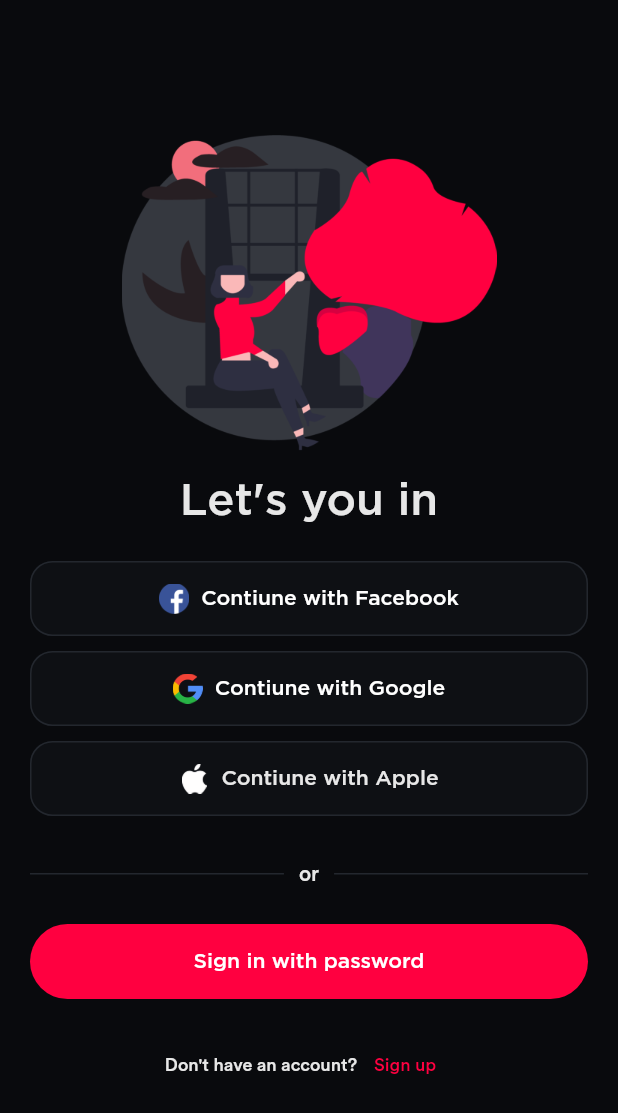
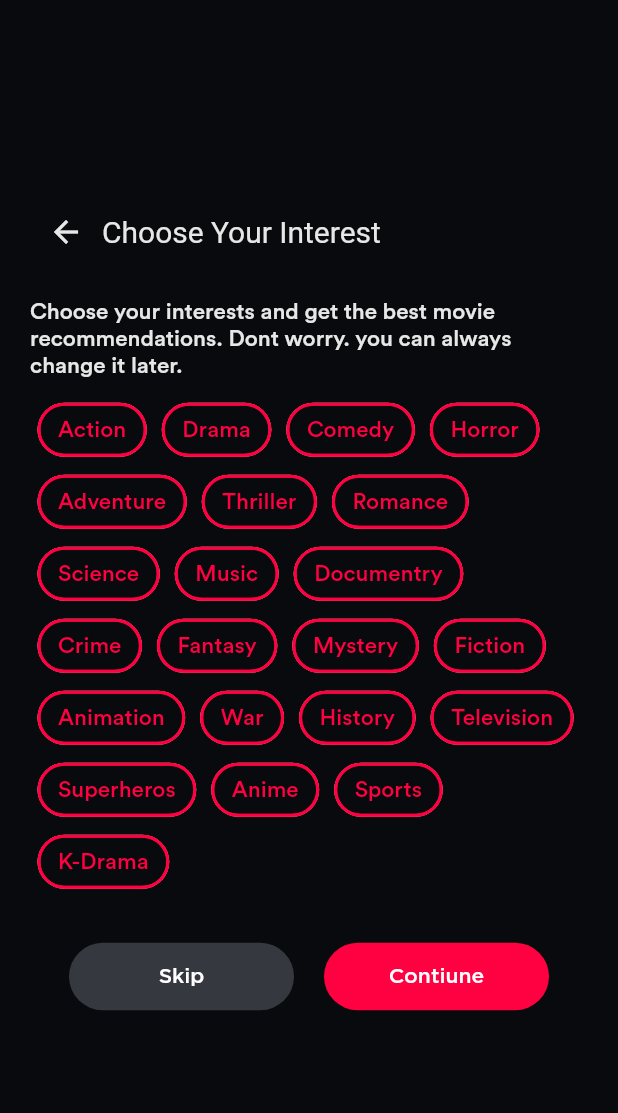
Before and after one commit to IEEE-AAST-Alexandria-Student-Branch/IEEE-MovieApp-Mobile, a Flutter app: the screen it shows after launch, after a tap on "Sign in with password", on a phone screen of 412 x 824 dp. Shown: the top 1113 px of the screen. Run offline on Flutter 3.47's test engine with Material 2 defaults, Android fonts, the phone set to English and light mode, and no system bars; Roboto replaces fonts that are missing (GTAmerica).

Commit message:
Version 0.0.2

```diff
--- a/lib/Constants/colors.dart
+++ b/lib/Constants/colors.dart
@@ -8,5 +8,6 @@
 const fieldColor = Color(0xFF0E1014);
 const higlightedFieldColor = Color(0xFF26181E);
 const fieldTxtColor = Color.fromARGB(120, 231, 231, 231);
+const secButton = Color(0xFF35383F);
 
 const borderColor = Color(0xFF23272E);
--- a/lib/Constants/themes.dart
+++ b/lib/Constants/themes.dart
@@ -27,3 +27,10 @@
       borderSide: const BorderSide(width: 3, color: secondaryColor),
       borderRadius: BorderRadius.circular(15),
     ));
+
+var chipButtonTheme = const ChipThemeData(
+  side: BorderSide(width: 2, color: secondaryColor),
+  labelStyle: TextStyle(fontFamily: small, fontSize: 15),
+  backgroundColor: primaryColor,
+  selectedColor: secondaryColor,
+);
--- /dev/null
+++ b/lib/Pages/Intrests/InterestsWidgets/skip_cont_buttons.dart
@@ -0,0 +1,51 @@
+import 'package:flutter/material.dart';
+
+import '../../../Constants/colors.dart';
+import '../../../Constants/fonts.dart';
+
+class SkipContButtons extends StatelessWidget {
+  const SkipContButtons({super.key});
+
+  final double buttonHeight = 45;
+  final double buttonWidth = 150;
+  final double buttonGap = 20;
+
+  @override
+  Widget build(BuildContext context) {
+    return Row(
+      mainAxisAlignment: MainAxisAlignment.center,
+      children: [
+        SizedBox(
+          height: buttonHeight,
+          width: buttonWidth,
+          child: ElevatedButton(
+              style: ElevatedButton.styleFrom(
+                  elevation: 0,
+                  backgroundColor: secButton,
+                  shape: const RoundedRectangleBorder(
+                    borderRadius: BorderRadius.all(Radius.circular(25)),
+                  )),
+              onPressed: () {},
+              child: const Text("Skip", style: TextStyle(fontFamily: medium))),
+        ),
+        SizedBox(
+          width: buttonGap,
+        ),
+        SizedBox(
+          height: buttonHeight,
+          width: buttonWidth,
+          child: ElevatedButton(
+              style: ElevatedButton.styleFrom(
+                  elevation: 0,
+                  backgroundColor: secondaryColor,
+                  shape: const RoundedRectangleBorder(
+                    borderRadius: BorderRadius.all(Radius.circular(25)),
+                  )),
+              onPressed: () {},
+              child:
+                  const Text("Contiune", style: TextStyle(fontFamily: medium))),
+        ),
+      ],
+    );
+  }
+}
--- /dev/null
+++ b/lib/Pages/Intrests/interests_data.dart
@@ -0,0 +1,30 @@
+class Genre {
+  late String name;
+  bool isInterested = false;
+  Genre(this.name);
+}
+
+List<Genre> interestsList = [
+  Genre("Action"),
+  Genre("Drama"),
+  Genre("Comedy"),
+  Genre("Horror"),
+  Genre("Adventure"),
+  Genre("Thriller"),
+  Genre("Romance"),
+  Genre("Science"),
+  Genre("Music"),
+  Genre("Documentry"),
+  Genre("Crime"),
+  Genre("Fantasy"),
+  Genre("Mystery"),
+  Genre("Fiction"),
+  Genre("Animation"),
+  Genre("War"),
+  Genre("History"),
+  Genre("Television"),
+  Genre("Superheros"),
+  Genre("Anime"),
+  Genre("Sports"),
+  Genre("K-Drama")
+];
--- /dev/null
+++ b/lib/Pages/Intrests/interests_page.dart
@@ -0,0 +1,81 @@
+import 'package:flutter/material.dart';
+import 'package:ieee_movieapp/Constants/colors.dart';
+import 'package:ieee_movieapp/Constants/fonts.dart';
+import 'package:ieee_movieapp/Pages/Intrests/InterestsWidgets/skip_cont_buttons.dart';
+
+import 'interests_data.dart';
+
+class Interests extends StatefulWidget {
+  const Interests({super.key});
+
+  @override
+  State<Interests> createState() => _InterestsState();
+}
+
+class _InterestsState extends State<Interests> {
+  @override
+  Widget build(BuildContext context) {
+    return Scaffold(
+      body: Padding(
+        padding: const EdgeInsets.symmetric(horizontal: 20),
+        child: Column(
+          mainAxisAlignment: MainAxisAlignment.center,
+          children: [
+            Row(
+              mainAxisAlignment: MainAxisAlignment.start,
+              children: const [
+                BackButton(
+                  color: txtColor,
+                ),
+                Text("Choose Your Interest",
+                    style: TextStyle(
+                        color: txtColor, fontFamily: big, fontSize: 20)),
+              ],
+            ),
+            Padding(
+              padding: const EdgeInsets.symmetric(vertical: 10),
+              child: Wrap(
+                alignment: WrapAlignment.start,
+                children: [
+                  const Padding(
+                    padding: EdgeInsets.symmetric(vertical: 10),
+                    child: Text(
+                        "Choose your interests and get the best movie recommendations. Dont worry. you can always change it later.",
+                        style: TextStyle(
+                            color: txtColor, fontFamily: small, fontSize: 15)),
+                  ),
+                  for (int i = 0; i < interestsList.length; i++)
+                    Padding(
+                      padding: const EdgeInsets.symmetric(horizontal: 5),
+                      child: ChoiceChip(
+                        label: Text(
+                          interestsList[i].name,
+                        ),
+                        labelStyle: TextStyle(
+                            color: (interestsList[i].isInterested
+                                ? txtColor
+                                : secondaryColor),
+                            fontFamily: small,
+                            fontSize: 15),
+                        selected: interestsList[i].isInterested,
+                        onSelected: (newState) {
+                          setState(() {
+                            interestsList[i].isInterested =
+                                !interestsList[i].isInterested;
+                          });
+                        },
+                      ),
+                    ),
+                ],
+              ),
+            ),
+            const Padding(
+              padding: EdgeInsets.symmetric(vertical: 20),
+              child: SkipContButtons(),
+            )
+          ],
+        ),
+      ),
+    );
+  }
+}
--- a/lib/Pages/Intro/intro_page.dart
+++ b/lib/Pages/Intro/intro_page.dart
@@ -1,6 +1,7 @@
 import 'package:flutter/material.dart';
 import 'package:ieee_movieapp/Constants/colors.dart';
 import 'package:ieee_movieapp/Constants/fonts.dart';
+import 'package:ieee_movieapp/Pages/Intrests/interests_page.dart';
 import 'package:ieee_movieapp/Pages/Intro/IntroWidgets/cont_buttons.dart';
 
 class Intro extends StatelessWidget {
@@ -15,10 +16,18 @@
           mainAxisAlignment: MainAxisAlignment.center,
           crossAxisAlignment: CrossAxisAlignment.center,
           children: [
+            Row(
+              mainAxisAlignment: MainAxisAlignment.start,
+              children: const [
+                BackButton(
+                  color: txtColor,
+                ),
+              ],
+            ),
             // Art on top
             SizedBox(
-              width: 250,
-              height: 250,
+              width: 220,
+              height: 220,
               child: Image.asset(
                 "images/letsInLady.png",
                 fit: BoxFit.cover,
@@ -71,13 +80,16 @@
                       shape: const RoundedRectangleBorder(
                         borderRadius: BorderRadius.all(Radius.circular(25)),
                       )),
-                  onPressed: () {},
+                  onPressed: () {
+                    Navigator.of(context).push(MaterialPageRoute(
+                        builder: (context) => const Interests()));
+                  },
                   child: const Text("Sign in with password",
                       style: TextStyle(fontFamily: medium))),
             ),
             // Signup
             Padding(
-              padding: const EdgeInsets.symmetric(vertical: 20),
+              padding: const EdgeInsets.only(top: 20),
               child: Row(
                 mainAxisAlignment: MainAxisAlignment.center,
                 children: [
--- /dev/null
+++ b/lib/Pages/Search/search_page_data.dart
@@ -0,0 +1,61 @@
+class ChipItem {
+  late String name;
+  bool isInterested = false;
+  ChipItem(this.name);
+}
+
+List<ChipItem> catagorieList = [
+  ChipItem("Movie"),
+  ChipItem("TV Shows"),
+  ChipItem("K-Drama"),
+  ChipItem("Anime"),
+];
+
+List<ChipItem> filterList = [
+  ChipItem("Action"),
+  ChipItem("Drama"),
+  ChipItem("Comedy"),
+  ChipItem("Horror"),
+  ChipItem("Adventure"),
+  ChipItem("Thriller"),
+  ChipItem("Romance"),
+  ChipItem("Science"),
+  ChipItem("Music"),
+  ChipItem("Documentry"),
+  ChipItem("Crime"),
+  ChipItem("Fantasy"),
+  ChipItem("Mystery"),
+  ChipItem("Fiction"),
+  ChipItem("Animation"),
+  ChipItem("War"),
+  ChipItem("History"),
+  ChipItem("Television"),
+  ChipItem("Superheros"),
+  ChipItem("Anime"),
+  ChipItem("Sports"),
+  ChipItem("K-Drama")
+];
+
+List<ChipItem> regionList = [
+  ChipItem("All Regions"),
+  ChipItem("US"),
+  ChipItem("South Korea"),
+  ChipItem("China"),
+  ChipItem("Middle East"),
+  ChipItem("European")
+];
+
+List<ChipItem> timeList = [
+  ChipItem("All Periods"),
+  ChipItem("2022"),
+  ChipItem("2021"),
+  ChipItem("2020"),
+  ChipItem("2010+"),
+  ChipItem("2000+"),
+  ChipItem("1960+"),
+];
+
+List<ChipItem> sortList = [
+  ChipItem("Popularity"),
+  ChipItem("Latest Release"),
+];
--- a/lib/main.dart
+++ b/lib/main.dart
@@ -1,6 +1,8 @@
 import 'package:flutter/material.dart';
+import 'package:ieee_movieapp/Pages/Search/search_page.dart';
 
 import 'Constants/colors.dart';
+import 'Constants/fonts.dart';
 import 'Constants/themes.dart';
 import 'Pages/Intro/intro_page.dart';
 
@@ -18,6 +20,7 @@
       title: 'IEEE MovieApp',
       debugShowCheckedModeBanner: false,
       theme: ThemeData(
+          chipTheme: chipButtonTheme,
           scaffoldBackgroundColor: primaryColor,
           inputDecorationTheme: textFieldTheme),
       home: const Intro(),
```
Also changed, not shown: lib/Pages/Search/searchWidgets/search_filter_sheet.dart (added, +307 -0 lines), lib/Pages/Search/search_page.dart (added, +73 -0 lines), 1 other file.
